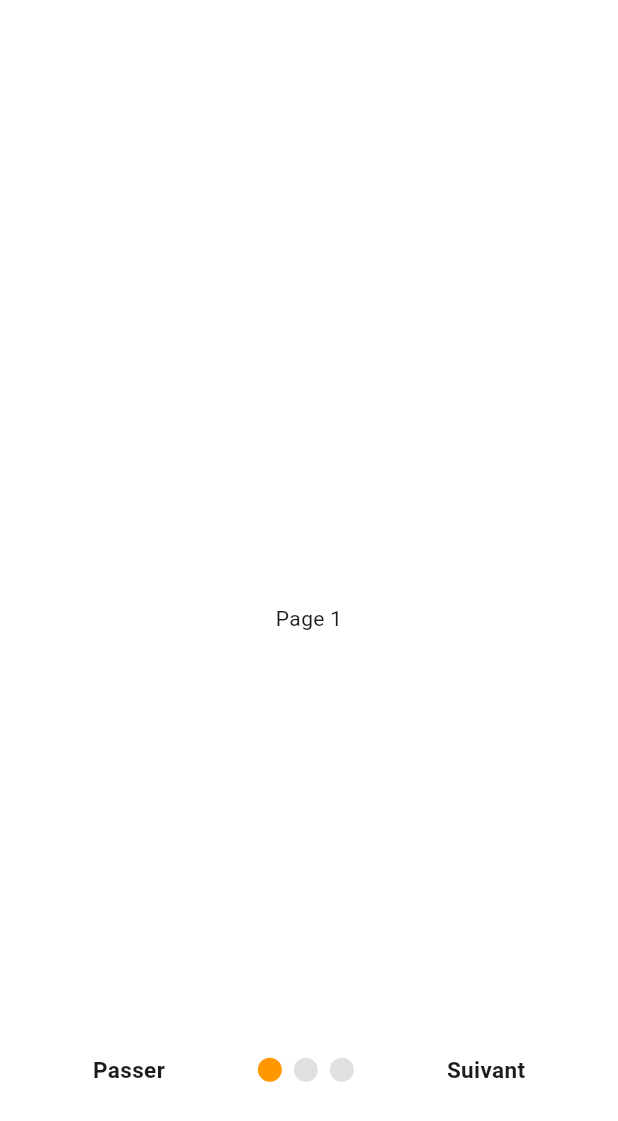
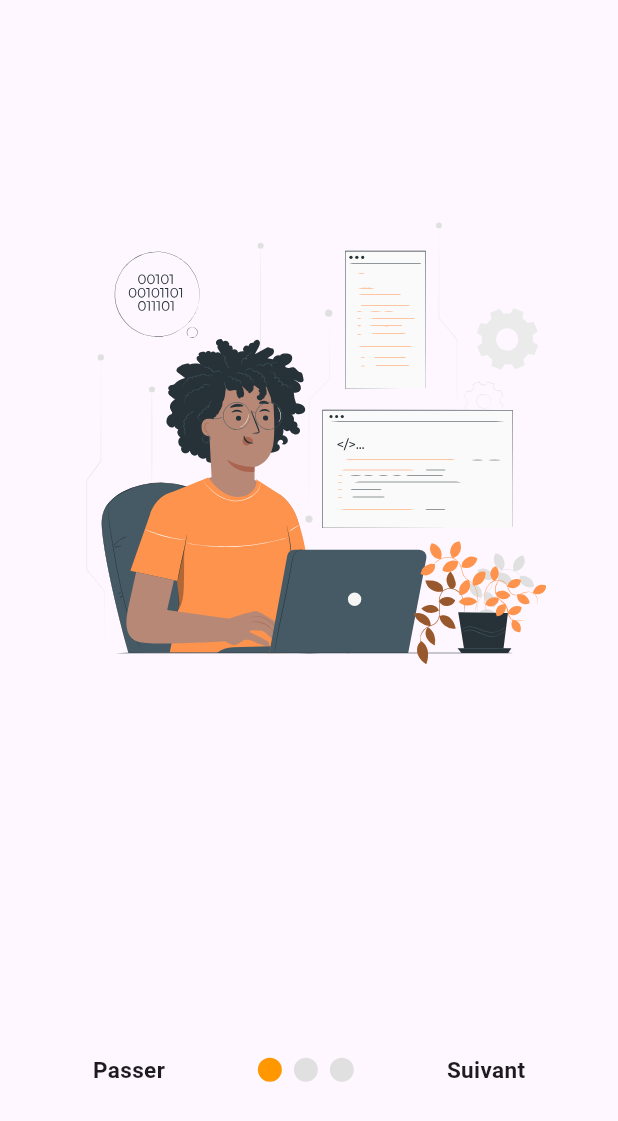
Before and after one commit to Godisouleymane/Nerd-app, a Flutter app: the screen it shows after launch, on a phone screen of 412 x 824 dp. Shown: the top 1121 px of the screen. Run offline on Flutter 3.47's test engine with Material 3 defaults, Android fonts, the phone set to English and light mode, and no system bars; drawn by our look-alikes of smooth_page_indicator; our stand-ins replace flutter_svg.

Commit message:
ajout de l'image sur l'ecran 1

```diff
--- a/lib/widgets/intro_screen/page1.dart
+++ b/lib/widgets/intro_screen/page1.dart
@@ -1,15 +1,22 @@
 import 'package:flutter/material.dart';
+import 'package:flutter_svg/svg.dart';
 
 class introPage1 extends StatelessWidget {
   const introPage1({super.key});
 
   @override
   Widget build(BuildContext context) {
-    return Container(
-      color: Colors.white,
-      child: Center(
-        child: Text('Page 1'),
-      ),
+    return Column(
+      children: [
+        Padding(
+          padding: const EdgeInsets.all(40.0),
+          child: Container(
+            child: SvgPicture.asset(
+            "assets/programmer-animate.svg",
+            ),
+          ),
+        )
+      ],
     );
   }
 }
--- a/pubspec.yaml
+++ b/pubspec.yaml
@@ -31,7 +31,6 @@ dependencies:
   flutter:
     sdk: flutter
 
-
   # The following adds the Cupertino Icons font to your application.
   # Use with the CupertinoIcons class for iOS style icons.
   cupertino_icons: ^1.0.2
@@ -62,7 +61,10 @@ flutter:
   uses-material-design: true
 
   # To add assets to your application, add an assets section, like this:
-  # assets:
+  assets:
+      - assets/Achievement-amico.svg
+      - assets/Hand coding-amico.svg
+      - assets/programmer-animate.svg
   #   - images/a_dot_burr.jpeg
   #   - images/a_dot_ham.jpeg
 
```
